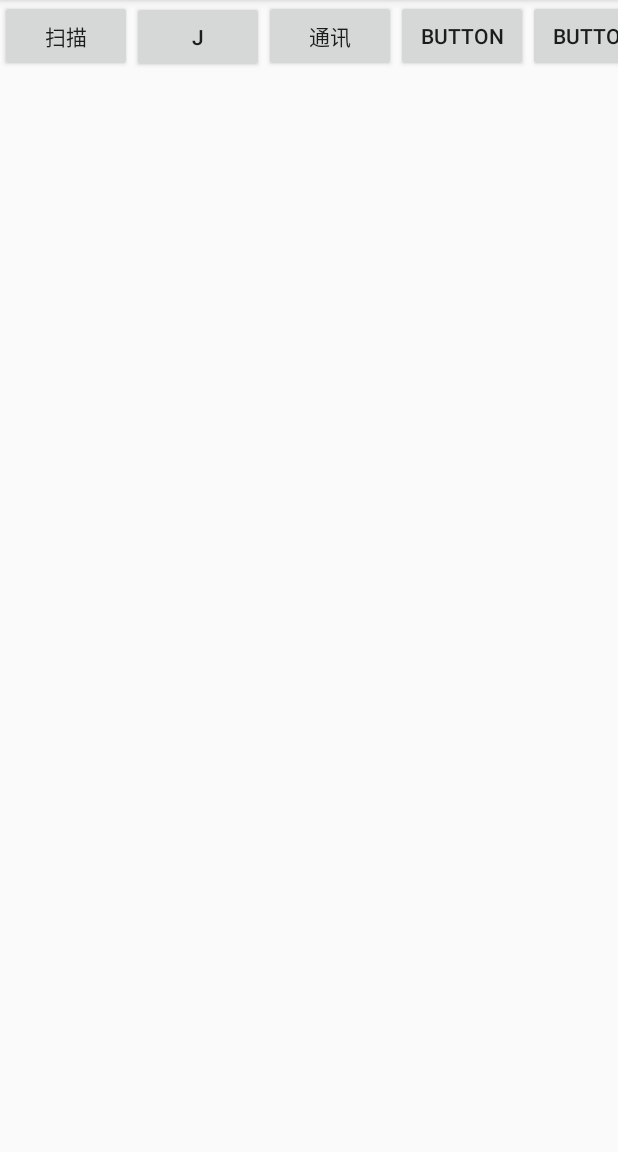
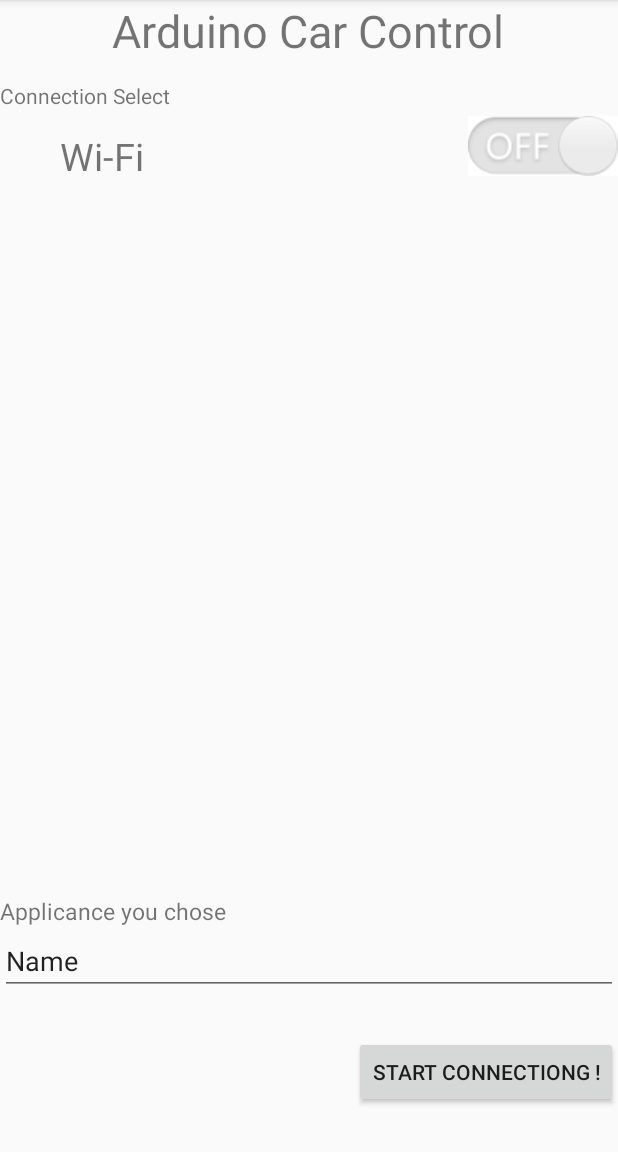
Before and after one commit to Danielfee1995/controlcar, an Android app: the screen it shows after launch (MainActivity), on a phone screen of 412 x 824 dp, the part 84-1236 px from its top. Run offline under Robolectric (Android 15) with nearby library versions, the phone set to English and light mode, and no system bars; 3 statements that could not run were skipped.

Commit message:
second commit ,combine the UI and wifi connection

```diff
--- a/app/src/main/java/com/example/legendpeng/controlcar/MainActivity.java
+++ b/app/src/main/java/com/example/legendpeng/controlcar/MainActivity.java
@@ -10,42 +10,43 @@ import android.net.NetworkInfo;
 import android.net.wifi.WifiManager;
 import android.support.v7.app.AppCompatActivity;
 import android.os.Bundle;
-import android.util.Log;
 import android.view.LayoutInflater;
 import android.view.View;
 import android.view.ViewGroup;
+import android.widget.Adapter;
+import android.widget.ArrayAdapter;
 import android.widget.BaseAdapter;
 import android.widget.Button;
-import android.widget.ImageView;
+import android.widget.CompoundButton;
 import android.widget.ListAdapter;
 import android.widget.ListView;
 
-import android.Manifest;
 import android.content.DialogInterface;
 import android.content.Intent;
-import android.content.pm.PackageManager;
 import android.net.wifi.ScanResult;
-import android.net.wifi.WifiInfo;
-import android.os.Build;
-import android.support.annotation.NonNull;
-import android.support.v4.app.ActivityCompat;
-import android.support.v4.content.ContextCompat;
 import android.support.v7.app.AlertDialog;
-import android.support.v7.app.AppCompatActivity;
-import android.os.Bundle;
-import android.view.View;
 import android.widget.AdapterView;
 import android.widget.EditText;
-import android.widget.ListView;
-import android.widget.TextView;
 import android.widget.Toast;
+import android.widget.ToggleButton;
 
 import java.util.List;
 
 public class MainActivity extends AppCompatActivity {
 
-    public static final String TAG = "MainActivity";
-    private Button check_wifi,open_wifi,close_wifi,scan_wifi;
+
+    //初始化ToggleButton
+    private ToggleButton tb_switch;
+    //初始化ListView
+    private ListView lv_wifi;
+    //初始化button
+    private Button btn_start;
+
+    //ListView中的内容
+    private String[] data = { "Apple", "Banana", "Orange", "Watermelon",
+            "Pear", "Grape", "Pineapple", "Strawberry", "Cherry", "Mango" };
+
+
     private ListView mlistView;
     protected WifiAdmin mWifiAdmin;
     private List<ScanResult> mWifiList;
@@ -58,8 +59,36 @@ public class MainActivity extends AppCompatActivity {
     protected void onCreate(Bundle savedInstanceState) {
         super.onCreate(savedInstanceState);
         setContentView(R.layout.activity_main);
+
+        //初始化list view
+        //设置ListView的具体内容 (若按下ToggleButton，就将数组中的数据放入listview）
+//        final ArrayAdapter<String> adapter = new ArrayAdapter<String>(
+//                MainActivity.this, android.R.layout.simple_list_item_1, data);
+//        lv_wifi = (ListView)findViewById(R.id.lv_wifi);
+
+
         mWifiAdmin = new WifiAdmin(MainActivity.this);
+
+
+
         initViews();
+//        //设置ToggleButton监听事件
+//        btn_start=(Button) findViewById(R.id.btn_start);
+//        btn_start.setOnClickListener((View.OnClickListener)MainActivity.this);
+//        btn_start.setOnClickListener(new View.OnClickListener() {
+//            @Override
+//            public void onClick(View v) {
+//                Toast.makeText(MainActivity.this,"Connecting...",Toast.LENGTH_LONG).show();
+//                //跳转到ControlActivity
+//                Intent intent =new Intent(MainActivity.this,ControlActivity.class);
+//                //启动
+//                startActivity(intent);
+//            }
+//        });
+//        //设置button的监听事件
+//        tb_switch=(ToggleButton)findViewById(R.id.tb_switch);
+//        tb_switch.setOnFocusChangeListener((View.OnFocusChangeListener) MainActivity.this);
+
         IntentFilter filter = new IntentFilter(
                 WifiManager.NETWORK_STATE_CHANGED_ACTION);
         //="android.net.wifi.STATE_CHANGE"  监听wifi状态的变化
@@ -106,50 +135,77 @@ public class MainActivity extends AppCompatActivity {
     }
 
     /*
-     * 控件初始化
+     * init the control button, find the button in xml,and set listener.the button include a button
+     * and a togglebutton
      * */
     private void initViews() {
-        check_wifi=(Button) findViewById(R.id.check_wifi);
-        open_wifi=(Button) findViewById(R.id.open_wifi);
-        close_wifi=(Button) findViewById(R.id.close_wifi);
-        scan_wifi=(Button) findViewById(R.id.scan_wifi);
-        mlistView=(ListView) findViewById(R.id.list);
-        check_wifi.setOnClickListener((View.OnClickListener) MainActivity.this);
-        open_wifi.setOnClickListener((View.OnClickListener) MainActivity.this);
-        close_wifi.setOnClickListener((View.OnClickListener) MainActivity.this);
-        scan_wifi.setOnClickListener((View.OnClickListener) MainActivity.this);
+        //设置ToggleButton监听事件
+        btn_start=(Button) findViewById(R.id.btn_start);
+        btn_start.setOnClickListener((View.OnClickListener)MainActivity.this);
+        //设置button的监听事件
+        tb_switch=(ToggleButton)findViewById(R.id.tb_switch);
+        tb_switch.setOnFocusChangeListener((View.OnFocusChangeListener) MainActivity.this);
+
     }
 
-
-    public void onClick(View v) {
+// do what when button click. the btn_start is start the control UI. the tb_switch is togglebutton,when it is
+// open ,check wifi state ,and open wifi ,scan wifi inf.
+    public void onClick(View v ) {
         switch (v.getId()) {
-            case R.id.check_wifi:
-                mWifiAdmin.checkState(MainActivity.this);
+            case R.id.btn_start:
+                Toast.makeText(MainActivity.this,"Connecting...",Toast.LENGTH_LONG).show();
+                //跳转到ControlActivity
+                Intent intent =new Intent(MainActivity.this,ControlActivity.class);
+                //启动
+                startActivity(intent);
                 break;
-            case R.id.open_wifi:
+            case R.id.tb_switch:
+                tb_switch.setOnCheckedChangeListener(new  CompoundButton.OnCheckedChangeListener(){
+                    @Override
+                    public void onCheckedChanged(CompoundButton buttonView, boolean isChecked) {
+                        //Toast.makeText(MainActivity.this,"ischecked?"+isChecked, Toast.LENGTH_SHORT).show();
+                        if(isChecked == true){
+                            //向listview中插入数据
+                            //lv_wifi.setAdapter((ListAdapter) adapter);
                             mWifiAdmin.openWifi(MainActivity.this);
-                break;
-            case R.id.close_wifi:
-                mWifiAdmin.closeWifi(MainActivity.this);
-                break;
-            case R.id.scan_wifi:
                             mWifiAdmin.startScan(MainActivity.this);
                             mWifiList=mWifiAdmin.getWifiList();
                             if(mWifiList!=null){
                                 mlistView.setAdapter(new MyAdapter(this,mWifiList));
                                 new Utility().setListViewHeightBasedOnChildren(mlistView);
                             }
+                        }
+                        else{
+                            //清除listview中的内容
+                            lv_wifi.setAdapter(null);
+                            mWifiAdmin.closeWifi(MainActivity.this);
+
+                        }
+                    }
+                });
                 break;
+
+
+//            case R.id.scan_wifi:
+//                mWifiAdmin.startScan(MainActivity.this);
+//                mWifiList=mWifiAdmin.getWifiList();
+//                if(mWifiList!=null){
+//                    mlistView.setAdapter(new MyAdapter(this,mWifiList));
+//                    new Utility().setListViewHeightBasedOnChildren(mlistView);
+//                }
+//                break;
             default:
                 break;
         }
     }
+// set the adapter.want to get the view that every Item
+//    sdasd
+    public  class MyAdapter extends BaseAdapter{
 
-    public class MyAdapter extends BaseAdapter{
         LayoutInflater inflater;
         List<ScanResult> list;
-        public MyAdapter(Context context, List<ScanResult> list){
-            this.inflater=LayoutInflater.from(context);
+        public MyAdapter(CompoundButton.OnCheckedChangeListener context, List<ScanResult> list){
+            this.inflater=LayoutInflater.from((Context) context);
             this.list=list;
         }
         @Override
@@ -168,21 +224,22 @@ public class MainActivity extends AppCompatActivity {
         @Override
         public View getView(int position, View convertView, ViewGroup parent) {
            View view=null;
-//            view=inflater.inflate(R.layout.activity_main, null);
-//            ScanResult scanResult = list.get(position);
-//
-//            wifi_ssid.setText(scanResult.SSID);
-//            Log.i(TAG, "scanResult.SSID="+scanResult);
-//            level=WifiManager.calculateSignalLevel(scanResult.level,5);
-//            if(scanResult.capabilities.contains("WEP")||scanResult.capabilities.contains("PSK")||
-//                    scanResult.capabilities.contains("EAP"))
-//            wifi_level.setImageLevel(level);
-//            //判断信号强度，显示对应的指示图标
+
+            view=inflater.inflate(R.layout.activity_main, null);
+            ScanResult scanResult = list.get(position);
+            //wifi_ssid.setText(scanResult.SSID);
+            //Log.i(TAG, "scanResult.SSID="+scanResult);
+            //level=WifiManager.calculateSignalLevel(scanResult.level,5);
+           // if(scanResult.capabilities.contains("WEP")||scanResult.capabilities.contains("PSK")||
+            //        scanResult.capabilities.contains("EAP"))
+            //wifi_level.setImageLevel(level);
+            //判断信号强度，显示对应的指示图标
             return view;
         }
     }
 
     /*设置listview的高度*/
+    //set the weight of the listview
     public class Utility {
         public void setListViewHeightBasedOnChildren(ListView listView) {
             ListAdapter listAdapter = listView.getAdapter();
@@ -201,6 +258,7 @@ public class MainActivity extends AppCompatActivity {
         }
     }
     //监听wifi状态
+    //listen the wifi state.if is connected ,make a toast. in main, check this.
     private BroadcastReceiver mReceiver = new BroadcastReceiver (){
         @Override
         public void onReceive(Context context, Intent intent) {
--- /dev/null
+++ b/app/src/main/res/drawable/control_background.xml
@@ -0,0 +1,4 @@
+<?xml version="1.0" encoding="utf-8"?>
+<shape xmlns:android="http://schemas.android.com/apk/res/android" android:shape="oval">
+    <solid android:color="#EEE8AA" />
+</shape>
--- /dev/null
+++ b/app/src/main/res/drawable/toggle_button.xml
@@ -0,0 +1,5 @@
+<?xml version="1.0" encoding="utf-8"?>
+<selector xmlns:android="http://schemas.android.com/apk/res/android">
+    <item android:drawable="@drawable/on" android:state_checked="true"/>
+    <item android:drawable="@drawable/off" android:state_checked="false"/>
+</selector>
--- a/app/src/main/res/layout/activity_main.xml
+++ b/app/src/main/res/layout/activity_main.xml
@@ -1,64 +1,95 @@
 <?xml version="1.0" encoding="utf-8"?>
-<LinearLayout xmlns:android="http://schemas.android.com/apk/res/android"
+<RelativeLayout xmlns:android="http://schemas.android.com/apk/res/android"
     xmlns:app="http://schemas.android.com/apk/res-auto"
     xmlns:tools="http://schemas.android.com/tools"
     android:layout_width="match_parent"
     android:layout_height="match_parent"
     tools:context="com.example.legendpeng.controlcar.MainActivity">
 
-    <HorizontalScrollView
+    <TextView
+        android:id="@+id/textView"
+        android:layout_width="wrap_content"
+        android:layout_height="wrap_content"
+        android:layout_alignParentTop="true"
+        android:layout_centerHorizontal="true"
+        android:text="@string/Title"
+        android:textSize="30dp" />
+
+
+    <TextView
+        android:id="@+id/textView3"
+        android:layout_width="wrap_content"
+        android:layout_height="wrap_content"
+        android:layout_alignBottom="@+id/tb_switch"
+        android:layout_alignEnd="@+id/textView2"
+        android:layout_alignRight="@+id/textView2"
+        android:layout_marginEnd="17dp"
+        android:layout_marginRight="17dp"
+        android:text="@string/Wifi"
+        android:textSize="25dp" />
+
+    <TextView
+        android:id="@+id/textView2"
+        android:layout_width="wrap_content"
+        android:layout_height="wrap_content"
+        android:layout_alignParentLeft="true"
+        android:layout_alignParentStart="true"
+        android:layout_below="@+id/textView"
+        android:layout_marginTop="13dp"
+        android:text="@string/Connect" />
+
+    <ToggleButton
+        style="@style/MySwitch"
+        android:background="#00000000"
+        android:checked="false"
+        android:textOff="@null"
+        android:textOn="@null"
+        android:layout_width="wrap_content"
+        android:layout_height="wrap_content"
+        android:layout_alignParentEnd="true"
+        android:layout_alignParentRight="true"
+        android:layout_below="@+id/textView2"
+        android:id="@+id/tb_switch" />
+
+    <ListView
+        android:id="@+id/lv_wifi"
+        android:layout_width="match_parent"
+        android:layout_height="200dp"
+        android:layout_above="@+id/textView4"
+        android:layout_alignParentLeft="true"
+        android:layout_alignParentStart="true"
+        android:layout_below="@+id/textView3" />
+
+    <TextView
+        android:id="@+id/textView4"
+        android:layout_width="wrap_content"
+        android:layout_height="wrap_content"
+        android:layout_above="@+id/et_appliance"
+        android:layout_alignParentLeft="true"
+        android:layout_alignParentStart="true"
+        android:text="@string/YourChoice"
+        android:textSize="15dp" />
+
+    <EditText
+        android:id="@+id/et_appliance"
         android:layout_width="match_parent"
         android:layout_height="wrap_content"
-        >
+        android:layout_above="@+id/btn_start"
+        android:layout_alignParentLeft="true"
+        android:layout_alignParentStart="true"
+        android:layout_marginBottom="27dp"
+        android:focusable="false"
+        android:inputType="textPersonName"
+        android:text="Name" />
 
-        <LinearLayout
-            android:layout_width="wrap_content"
-            android:layout_height="wrap_content"
-            android:orientation="horizontal">
+    <Button
+        android:layout_width="wrap_content"
+        android:layout_height="wrap_content"
+        android:layout_alignParentBottom="true"
+        android:layout_alignParentEnd="true"
+        android:layout_alignParentRight="true"
+        android:layout_marginBottom="29dp"
+        android:text="@string/connect"
+        android:id="@+id/btn_start" />
 
-            <Button
-                android:id="@+id/scan_wifi"
-                android:layout_width="wrap_content"
-                android:layout_height="wrap_content"
-                android:text="扫描" />
-
-            <Button
-                android:id="@+id/check_wifi"
-                android:layout_width="wrap_content"
-                android:layout_height="wrap_content"
-                android:text="j" />
-
-            <Button
-                android:id="@+id/wifi_list"
-                android:layout_width="wrap_content"
-                android:layout_height="wrap_content"
-                android:text="通讯" />
-            <!--<ToggleButton-->
-                <!--android:id="@+id/toggleButton3"-->
-                <!--android:layout_width="wrap_content"-->
-                <!--android:layout_height="match_parent"-->
-                <!--android:text="ToggleButton" />-->
-            <Button
-                android:id="@+id/open_wifi"
-                android:layout_width="wrap_content"
-                android:layout_height="match_parent"
-                android:text="Button" />
-            <Button
-                android:id="@+id/close_wifi"
-                android:layout_width="wrap_content"
-                android:layout_height="match_parent"
-                android:text="Button" />
-
-        </LinearLayout>
-
-
-
-
-    </HorizontalScrollView>
-
-    <ListView
-        android:id="@+id/list"
-        android:layout_width="match_parent"
-        android:layout_height="match_parent"></ListView>
-
-</LinearLayout>
+</RelativeLayout>
--- a/app/src/main/res/values/strings.xml
+++ b/app/src/main/res/values/strings.xml
@@ -1,3 +1,11 @@
 <resources>
     <string name="app_name">controlcar</string>
+
+    <string name="Title">Arduino Car Control</string>
+    <string name="Connect">Connection Select</string>
+    <string name="Wifi">Wi-Fi</string>
+    <string name="YourChoice">Applicance you chose</string>
+    <string name="connect">Start Connectiong !</string>
+    <string name="show">show time!</string>
+    <string name="stop">Abort connection</string>
 </resources>
--- a/app/src/main/res/values/styles.xml
+++ b/app/src/main/res/values/styles.xml
@@ -8,4 +8,7 @@
         <item name="colorAccent">@color/colorAccent</item>
     </style>
 
+    <style name="MySwitch" parent="@android:style/Widget.CompoundButton">
+        <item name="android:button">@drawable/toggle_button</item>
+    </style>
 </resources>
```
Also changed, not shown: app/src/main/AndroidManifest.xml (+9 -7 lines), app/src/main/java/com/example/legendpeng/controlcar/ControlActivity.java (added, +78 -0 lines), app/src/main/res/layout/activity_control.xml (added, +78 -0 lines), app/src/main/res/drawable/off.png (added), app/src/main/res/drawable/on.png (added), app/src/main/res/drawable/pointer.png (added), app/src/main/res/drawable/pointer_down.png (added), app/src/main/res/drawable/pointer_left.png (added), app/src/main/res/drawable/pointer_right.png (added), 16 other files. Lines whose indentation alone changed are shown as unchanged.
